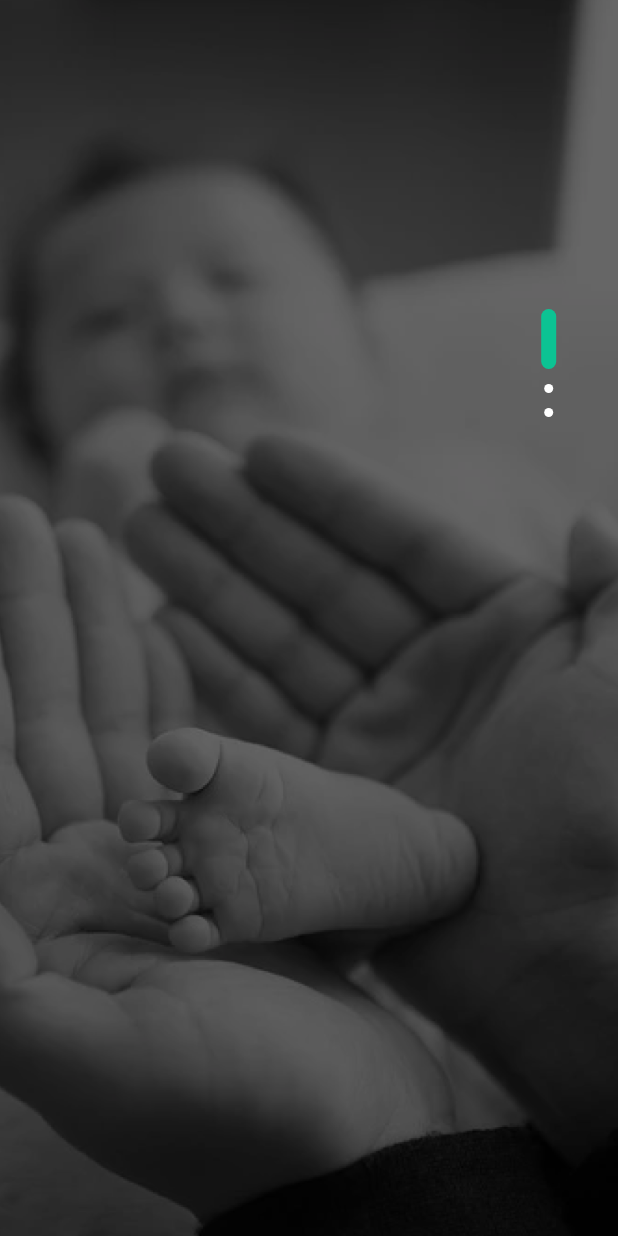
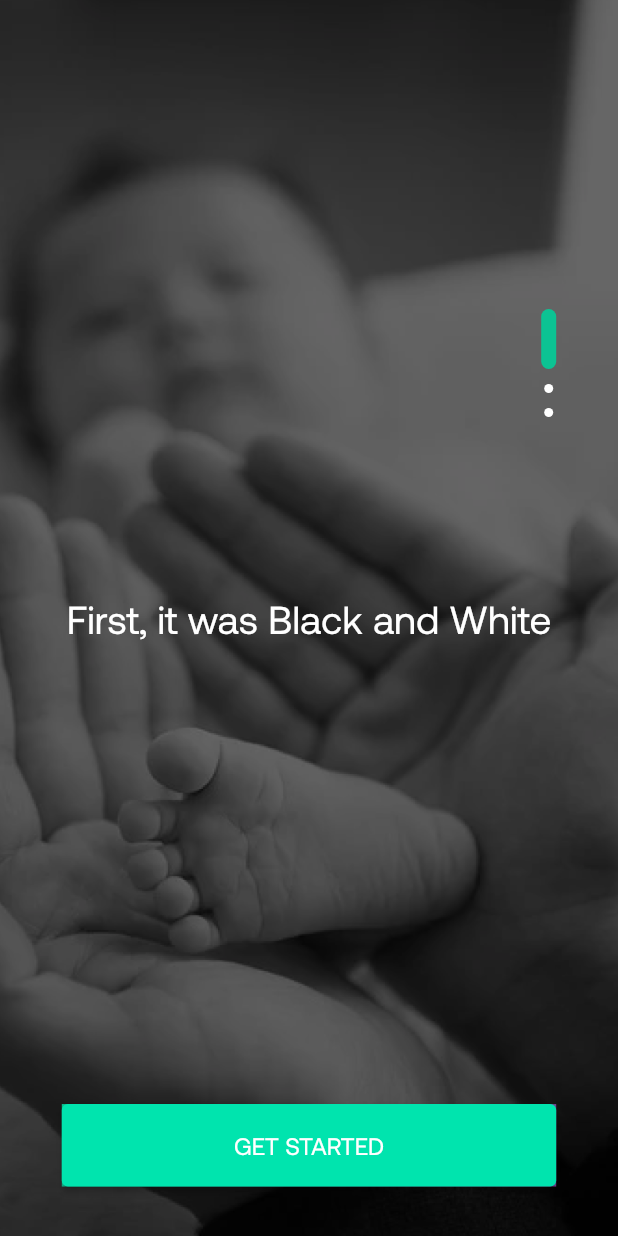
Before and after one commit to fiizzy/Calaurd, a Flutter app: the screen it shows after launch, on a phone screen of 412 x 824 dp. Run offline on Flutter 3.47's test engine with Material 2 defaults, Android fonts, the phone set to English and light mode, and no system bars.

Commit message:
Finished onboarding, unsatisfied

```diff
--- a/lib/styles/styles.dart
+++ b/lib/styles/styles.dart
@@ -7,25 +7,69 @@ class MyStyles {
 
   static double deviceWidth(BuildContext context) =>
       MediaQuery.of(context).size.width;
+  static double buttonWidth(BuildContext context) =>
+      MediaQuery.of(context).size.width * .8;
+
+  static double buttonHeight = 55;
 
   //All Application Colours
   static Color white = Color(0xffFFFFFF);
-  static Color gradientBlue = Color(0xff1C4EA6);
+  static Color gradientPurple = Color(0xff774499);
+  static Color gradientGreen = Color(0xff00E4AE);
   static Color primaryGreen = Color(0xff0CC393);
+
+  //Headers
+  static TextStyle headerOne = TextStyle(
+    fontSize: 26,
+    fontFamily: 'Aeonik-Regular',
+    color: white,
+  );
+  static TextStyle buttonText = TextStyle(
+    fontSize: 16,
+    fontFamily: 'Aeonik-Regular',
+    color: white,
+  );
+
+  //All Gradient Widgets
+  static Gradient gradient = LinearGradient(
+    begin: Alignment.topLeft,
+    end: Alignment.bottomRight,
+    colors: [primaryGreen, gradientPurple],
+  );
+
+  // Spacing
+  static SizedBox verticalSpaceZero = SizedBox(
+    height: 10,
+  );
+  static SizedBox horizontalSpaceZero = SizedBox(
+    width: 10,
+  );
+  static SizedBox verticalSpaceOne = SizedBox(
+    height: 20,
+  );
+  static SizedBox verticalSpaceTwo = SizedBox(
+    height: 30,
+  );
+  static SizedBox horizontalSpaceOne = SizedBox(
+    width: 20,
+  );
+  static SizedBox horizontalSpaceTwo = SizedBox(
+    width: 30,
+  );
 }
 
 class AppTheme {
   AppTheme._();
 
   //Colors for theme
-  static Color primaryBlue = MyStyles.gradientBlue;
+  static Color primaryBlue = MyStyles.gradientGreen;
 
   //Internal Flutter theme swatches and colours
   static ThemeData lightTheme = ThemeData(
     fontFamily: 'Aeonik-Regular',
 
     //This wierdly controls the Border Color
-    hintColor: MyStyles.gradientBlue,
+    hintColor: MyStyles.gradientGreen,
 
     buttonTheme: ButtonThemeData(
       buttonColor: primaryBlue,
--- a/lib/views/onboarding/onboarding.dart
+++ b/lib/views/onboarding/onboarding.dart
@@ -10,6 +10,46 @@ class Onboarding extends StatefulWidget {
 
 class _OnboardingState extends State<Onboarding> {
   int currentIndex = 0;
+
+  String pathChange() {
+    switch (currentIndex) {
+      case 0:
+        {
+          return 'images/onboardingOne.png';
+        }
+      case 1:
+        {
+          return 'images/onboardingTwo.png';
+        }
+      case 2:
+        {
+          return 'images/onboardingOne.png';
+        }
+
+      default:
+        return 'Something went Wrong';
+    }
+  }
+
+  String descriptionChange() {
+    switch (currentIndex) {
+      case 0:
+        {
+          return 'First, it was Black and White';
+        }
+      case 1:
+        {
+          return 'then came Calaurd,';
+        }
+      case 2:
+        {
+          return '...and all was Coloured';
+        }
+
+      default:
+        return 'Something went Wrong';
+    }
+  }
 
   @override
   Widget build(BuildContext context) {
@@ -25,9 +65,18 @@ class _OnboardingState extends State<Onboarding> {
               });
             },
             children: [
-              OnboardingOne(),
-              OnboardingOne(),
-              OnboardingOne(),
+              OnboardingOne(
+                imagePath: pathChange(),
+                description: descriptionChange(),
+              ),
+              OnboardingOne(
+                imagePath: pathChange(),
+                description: descriptionChange(),
+              ),
+              OnboardingOne(
+                imagePath: pathChange(),
+                description: descriptionChange(),
+              ),
             ],
           ),
           Positioned(
@@ -36,6 +85,35 @@ class _OnboardingState extends State<Onboarding> {
               child: IndicatorsWidget(
                 currentIndex: currentIndex,
               )),
+          MyStyles.verticalSpaceZero,
+          Positioned(
+            bottom: MyStyles.deviceHieight(context) * .04,
+            child: Container(
+              width: MyStyles.buttonWidth(context),
+              height: MyStyles.buttonHeight,
+              decoration: BoxDecoration(gradient: MyStyles.gradient),
+              // color: MyStyles.primaryGreen,
+              child: ElevatedButton(
+                style: ButtonStyle(
+                  backgroundColor: MaterialStateProperty.resolveWith<Color>(
+                    (Set<MaterialState> states) {
+                      if (states.contains(MaterialState.pressed))
+                        return MyStyles.gradientGreen;
+                      return MyStyles
+                          .gradientGreen; // Use the component's default.
+                    },
+                  ),
+                ),
+                onPressed: () {
+                  Navigator.pushNamed(context, '/login');
+                },
+                child: Text(
+                  "GET STARTED",
+                  style: MyStyles.buttonText,
+                ),
+              ),
+            ),
+          ),
         ],
       ),
     );
--- a/lib/views/onboarding/onboardingWidgets.dart
+++ b/lib/views/onboarding/onboardingWidgets.dart
@@ -2,6 +2,11 @@ import 'package:calaurd/styles/styles.dart';
 import 'package:flutter/material.dart';
 
 class OnboardingOne extends StatelessWidget {
+  final String imagePath;
+  final String description;
+
+  OnboardingOne({required this.imagePath, required this.description});
+
   @override
   Widget build(BuildContext context) {
     return Container(
@@ -11,12 +16,20 @@ class OnboardingOne extends StatelessWidget {
           Container(
               width: MyStyles.deviceWidth(context),
               child: Image.asset(
-                'images/onboardingOne.png',
+                imagePath,
                 fit: BoxFit.fitWidth,
               )),
           Container(
             color: Color.fromRGBO(0, 0, 0, .6),
             height: MyStyles.deviceHieight(context),
+          ),
+          Wrap(
+            children: [
+              Text(
+                description,
+                style: MyStyles.headerOne,
+              ),
+            ],
           )
         ],
       ),
```
Also changed, not shown: images/onboardingTwo.png (added).
